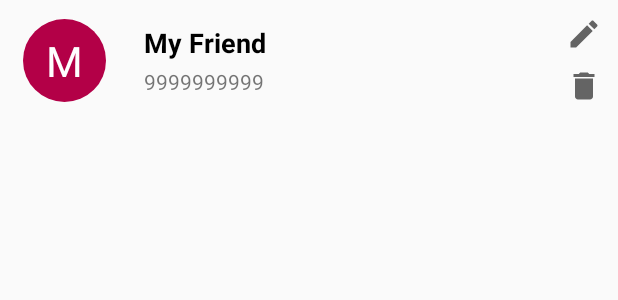
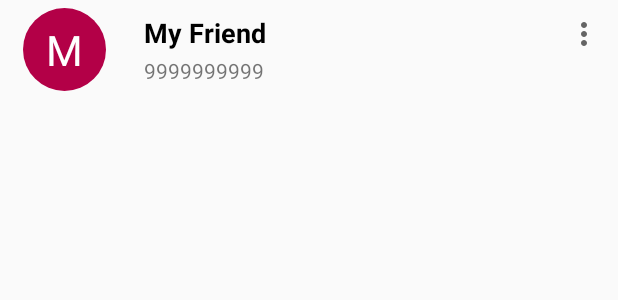
Before and after one commit to priyalbhatewara123/SHE--Live-Without-Fear, an Android app: the layout item_contact_list.xml on its own in the app's theme, with its tools: preview values and no code run, on a phone screen of 412 x 824 dp. Shown: the top 300 px of the screen. Run offline under Robolectric (Android 15) with nearby library versions, the light colour scheme and no system bars.

Commit message:
Remove edit and delete button to item-clicks
* Redesign contact list layout. Remove edit and delete button.
* Replaced them with Options' menu button.
* Created onClickListener on this button.
* Created onLongClickListener to the list item
* On clicking to the menu button - PopUpMenu opens with two options 'Edit' and 'Delete'.
* On Long clicking to the list item - similar PopUpMenu opens.
* Selecting any options among these shows respective toasts.

```diff
--- a/app/src/main/res/drawable/ic_baseline_delete_24.xml
+++ /dev/null
@@ -1,10 +0,0 @@
-<vector xmlns:android="http://schemas.android.com/apk/res/android"
-    android:width="24dp"
-    android:height="24dp"
-    android:viewportWidth="24"
-    android:viewportHeight="24"
-    android:tint="?attr/colorControlNormal">
-  <path
-      android:fillColor="@android:color/white"
-      android:pathData="M6,19c0,1.1 0.9,2 2,2h8c1.1,0 2,-0.9 2,-2V7H6v12zM19,4h-3.5l-1,-1h-5l-1,1H5v2h14V4z"/>
-</vector>
--- a/app/src/main/res/drawable/ic_baseline_edit_24.xml
+++ b/app/src/main/res/drawable/ic_baseline_more_vert_24.xml
@@ -6,5 +6,5 @@
     android:tint="?attr/colorControlNormal">
   <path
       android:fillColor="@android:color/white"
-      android:pathData="M3,17.25V21h3.75L17.81,9.94l-3.75,-3.75L3,17.25zM20.71,7.04c0.39,-0.39 0.39,-1.02 0,-1.41l-2.34,-2.34c-0.39,-0.39 -1.02,-0.39 -1.41,0l-1.83,1.83 3.75,3.75 1.83,-1.83z"/>
+      android:pathData="M12,8c1.1,0 2,-0.9 2,-2s-0.9,-2 -2,-2 -2,0.9 -2,2 0.9,2 2,2zM12,10c-1.1,0 -2,0.9 -2,2s0.9,2 2,2 2,-0.9 2,-2 -0.9,-2 -2,-2zM12,16c-1.1,0 -2,0.9 -2,2s0.9,2 2,2 2,-0.9 2,-2 -0.9,-2 -2,-2z"/>
 </vector>
--- a/app/src/main/res/layout/item_contact_list.xml
+++ b/app/src/main/res/layout/item_contact_list.xml
@@ -38,7 +38,7 @@
 
         android:layout_marginStart="25dp"
         app:layout_constraintBottom_toTopOf="@id/contact_number"
-        app:layout_constraintEnd_toStartOf="@id/edit"
+        app:layout_constraintEnd_toEndOf="parent"
         app:layout_constraintStart_toEndOf="@id/contact_initial"
         app:layout_constraintTop_toTopOf="@id/contact_initial" />
 
@@ -56,28 +56,14 @@
         app:layout_constraintTop_toBottomOf="@id/contact_name" />
 
     <ImageView
-        android:id="@+id/edit"
+        android:id="@+id/options"
         android:layout_width="wrap_content"
         android:layout_height="wrap_content"
 
-        android:src="@drawable/ic_baseline_edit_24"
+        android:src="@drawable/ic_baseline_more_vert_24"
 
         android:layout_margin="5dp"
-        app:layout_constraintBottom_toTopOf="@id/delete"
         app:layout_constraintEnd_toEndOf="parent"
         app:layout_constraintTop_toTopOf="parent" />
 
-    <ImageView
-        android:id="@+id/delete"
-        android:layout_width="wrap_content"
-        android:layout_height="wrap_content"
-
-        android:src="@drawable/ic_baseline_delete_24"
-
-        android:layout_margin="5dp"
-        app:layout_constraintBottom_toBottomOf="parent"
-        app:layout_constraintEnd_toEndOf="parent"
-        app:layout_constraintTop_toBottomOf="@id/edit" />
-
-
 </androidx.constraintlayout.widget.ConstraintLayout>
--- a/app/src/main/res/values/strings.xml
+++ b/app/src/main/res/values/strings.xml
@@ -1,4 +1,6 @@
 <resources>
     <string name="app_name">She</string>
     <string name="forgot_password">Forgot password?</string>
+    <string name="edit">Edit</string>
+    <string name="delete">Delete</string>
 </resources>
```
Also changed, not shown: app/src/main/java/com/example/she/ContactListAdaptor.java (+46 -12 lines), app/src/main/java/com/example/she/ViewContacts.java (+16 -2 lines), app/src/main/res/menu/contact_list_menu.xml (added, +9 -0 lines).
